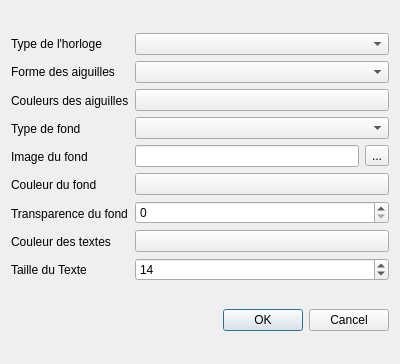
Qt form Horloge_Analogique/affichage.ui (liberflos/HorlogeAnalogique) before a commit.
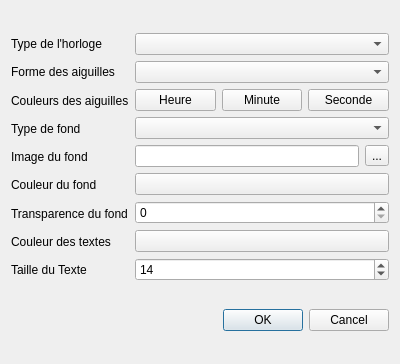
The same form after that commit.

Commit message: MAJ affichage mainwindow

What changed in the file:
```diff
--- a/Horloge_Analogique/affichage.ui
+++ b/Horloge_Analogique/affichage.ui
@@ -92,11 +92,29 @@
         <widget class="QComboBox" name="comboBoxFormeAiguille"/>
        </item>
        <item>
-        <widget class="QPushButton" name="pushButtonCouleurAiguilles">
+        <layout class="QHBoxLayout" name="horizontalLayout">
+         <item>
+          <widget class="QPushButton" name="pushButtonCouleurHeure">
          <property name="text">
-          <string/>
-         </property>
-        </widget>
+            <string>Heure</string>
+           </property>
+          </widget>
+         </item>
+         <item>
+          <widget class="QPushButton" name="pushButtonCouleurMinute">
+           <property name="text">
+            <string>Minute</string>
+           </property>
+          </widget>
+         </item>
+         <item>
+          <widget class="QPushButton" name="pushButtonCouleurSeconde">
+           <property name="text">
+            <string>Seconde</string>
+           </property>
+          </widget>
+         </item>
+        </layout>
        </item>
        <item>
         <widget class="QComboBox" name="comboBoxTypeFond"/>
```
Lines whose indentation alone changed are shown as unchanged. The commit also changes 3 other files.
